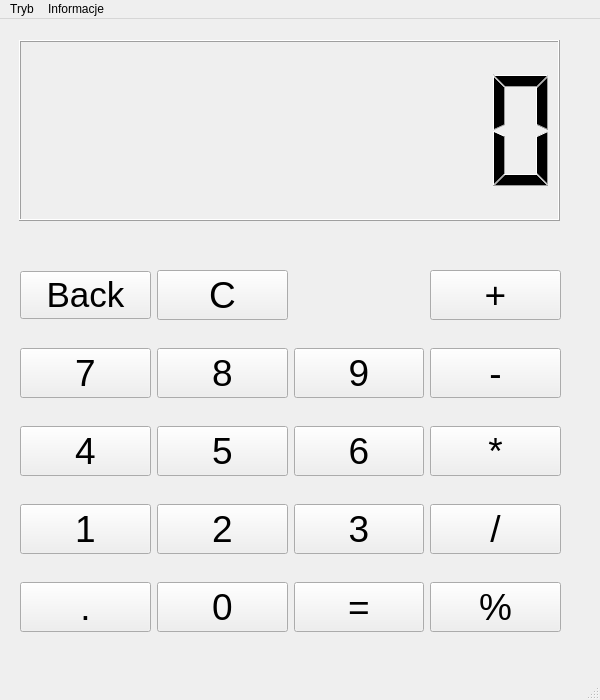
Above: mainwindow.ui from askorzewski/Kalkulator before the change. Below: the same form after it.
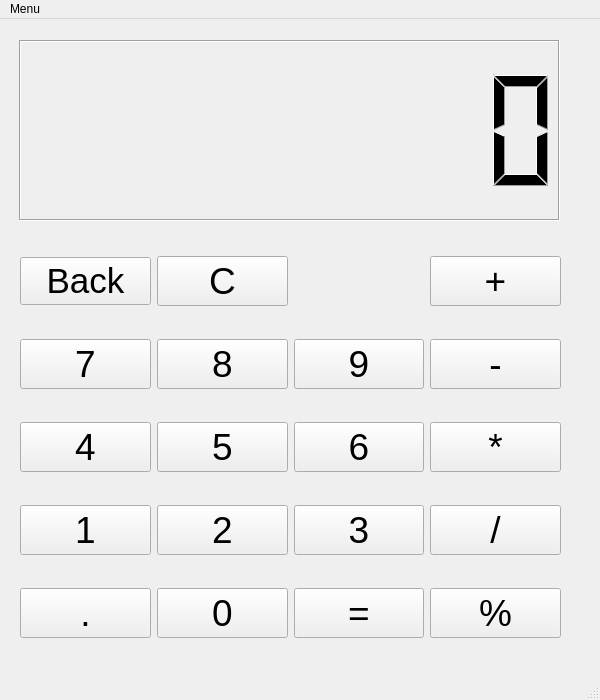
That is the form after the change. Icons and pictures are not drawn.

Diff of the .ui file:
```diff
--- a/mainwindow.ui
+++ b/mainwindow.ui
@@ -37,9 +37,9 @@
     <property name="geometry">
      <rect>
       <x>20</x>
-      <y>229</y>
+      <y>210</y>
       <width>541</width>
-      <height>411</height>
+      <height>441</height>
      </rect>
     </property>
     <layout class="QGridLayout" name="gridLayout">
@@ -288,12 +288,21 @@
       <height>181</height>
      </rect>
     </property>
+    <property name="frameShadow">
+     <enum>QFrame::Shadow::Sunken</enum>
+    </property>
     <property name="smallDecimalPoint">
      <bool>false</bool>
     </property>
     <property name="digitCount">
      <number>8</number>
     </property>
+    <property name="mode">
+     <enum>QLCDNumber::Mode::Dec</enum>
+    </property>
+    <property name="segmentStyle">
+     <enum>QLCDNumber::SegmentStyle::Filled</enum>
+    </property>
    </widget>
   </widget>
   <widget class="QMenuBar" name="menubar">
@@ -307,22 +316,13 @@
    </property>
    <widget class="QMenu" name="menuTryb">
     <property name="title">
-     <string>Tryb</string>
+     <string>Menu</string>
     </property>
     <addaction name="actionZwyk_y"/>
     <addaction name="actionKonwersje_baz"/>
-   </widget>
-   <widget class="QMenu" name="menuO_Autorze">
-    <property name="acceptDrops">
-     <bool>false</bool>
-    </property>
-    <property name="title">
-     <string>Informacje</string>
-    </property>
     <addaction name="actionO_Autorze"/>
    </widget>
    <addaction name="menuTryb"/>
-   <addaction name="menuO_Autorze"/>
   </widget>
   <widget class="QStatusBar" name="statusbar"/>
   <action name="actionZwyk_y">
```
Left out of the diff: 232 changed lines with no effect on the pictures.
